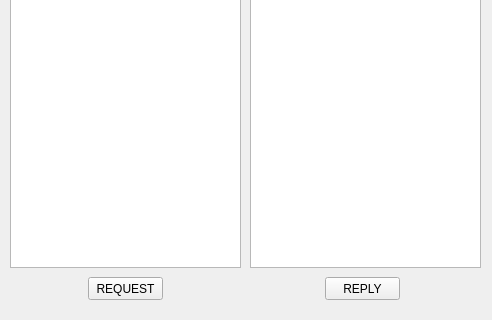
AmanajasLG/TR2-HTTPServer, file proxy.ui: the form before one commit; both pictures show x 0 to 492 and y 293 to 613 of the 492 by 613 pixel window.
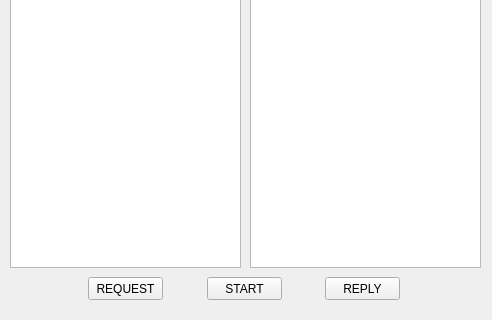
The form after the commit.

Commit message: Start proxy - Init spider

What changed in the file:
```diff
--- a/proxy.ui
+++ b/proxy.ui
@@ -72,6 +72,19 @@
        <string>REQUEST</string>
       </property>
      </widget>
+     <widget class="QPushButton" name="start">
+      <property name="geometry">
+       <rect>
+        <x>207</x>
+        <y>570</y>
+        <width>75</width>
+        <height>23</height>
+       </rect>
+      </property>
+      <property name="text">
+       <string>START</string>
+      </property>
+     </widget>
      <widget class="QPushButton" name="send_reply">
       <property name="geometry">
        <rect>
```
The commit also changes 12 other files.
